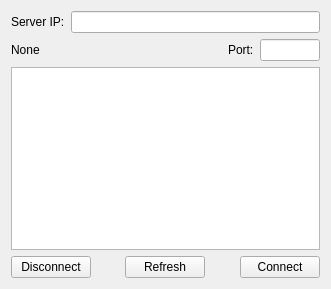
The window that Gui/Control/ConnectControl.ui (taynpg/frelay) describes before a commit, drawn with Qt 5.
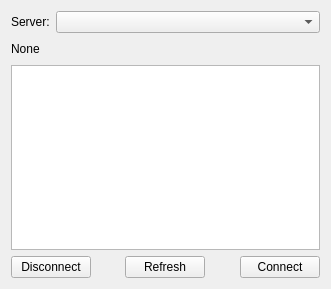
The same window after the commit.

Commit message: config: add ip:port part history save.

```diff
--- a/Gui/Control/ConnectControl.ui
+++ b/Gui/Control/ConnectControl.ui
@@ -19,12 +19,19 @@
      <item>
       <widget class="QLabel" name="lbIP">
        <property name="text">
-        <string>Server IP:</string>
+        <string>Server:</string>
        </property>
       </widget>
      </item>
      <item>
-      <widget class="QLineEdit" name="edIP"/>
+      <widget class="QComboBox" name="comboBox">
+       <property name="sizePolicy">
+        <sizepolicy hsizetype="Expanding" vsizetype="Fixed">
+         <horstretch>0</horstretch>
+         <verstretch>0</verstretch>
+        </sizepolicy>
+       </property>
+      </widget>
      </item>
     </layout>
    </item>
@@ -50,23 +57,6 @@
        </property>
       </spacer>
      </item>
-     <item>
-      <widget class="QLabel" name="label">
-       <property name="text">
-        <string>Port:</string>
-       </property>
-      </widget>
-     </item>
-     <item>
-      <widget class="QLineEdit" name="edPort">
-       <property name="maximumSize">
-        <size>
-         <width>60</width>
-         <height>16777215</height>
-        </size>
-       </property>
-      </widget>
-     </item>
     </layout>
    </item>
    <item>
```
The commit also changes 57 other files.
